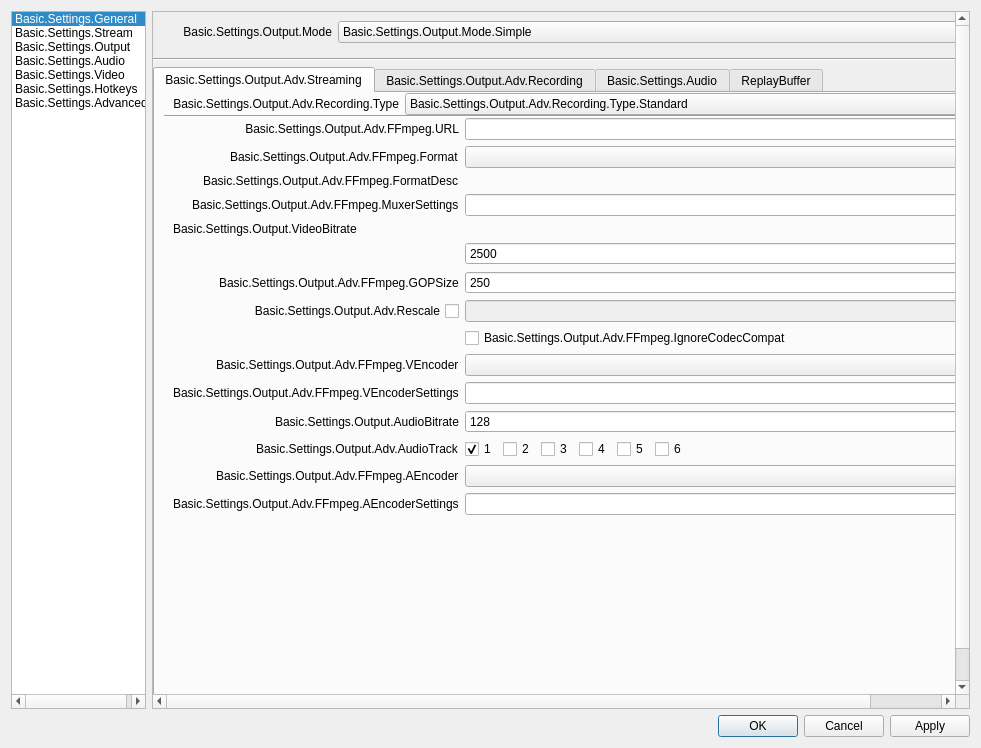
Above: UI/forms/OBSBasicSettings.ui from x-cast/obs-studio-sim before the change. Below: the same form after it.
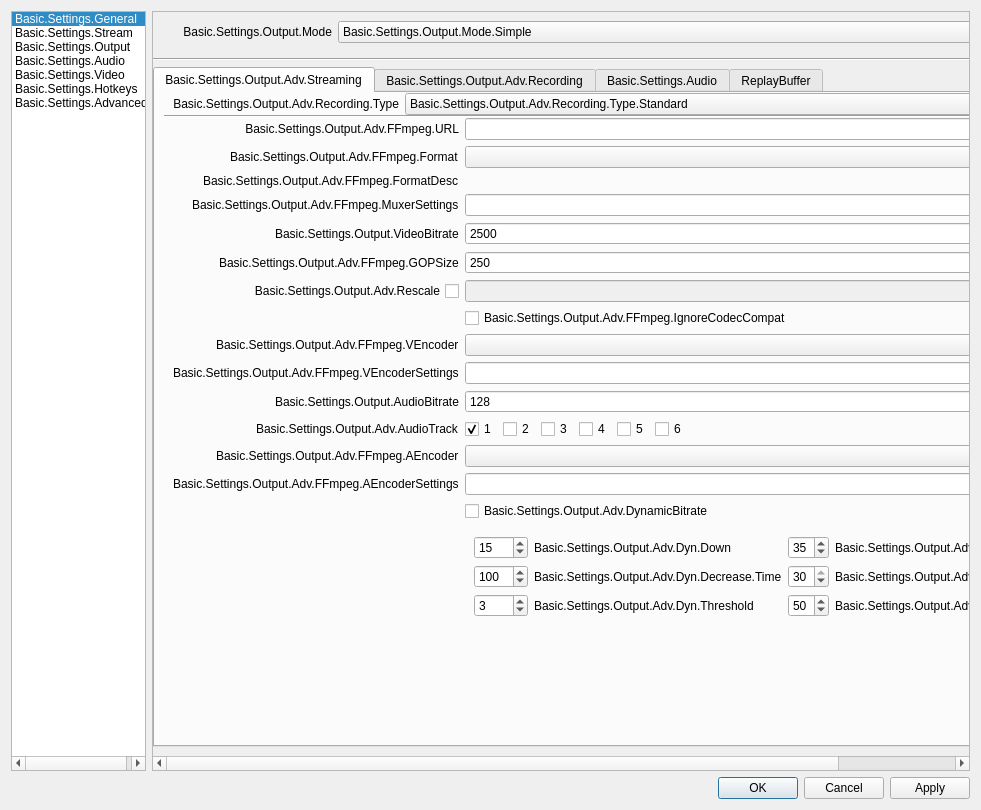
That is the form after the change. The open tabs and pages were chosen to show the change. Icons and pictures are not drawn.

Commit message: obs-ffmpeg: Enable dynamic bitrate for ffmpeg URL output

Diff of the .ui file:
```diff
--- a/UI/forms/OBSBasicSettings.ui
+++ b/UI/forms/OBSBasicSettings.ui
@@ -7,7 +7,7 @@
     <x>0</x>
     <y>0</y>
     <width>981</width>
-    <height>748</height>
+    <height>810</height>
    </rect>
   </property>
   <property name="sizePolicy">
@@ -2284,7 +2284,7 @@
                               </property>
                              </widget>
                             </item>
-                            <item row="5" column="1">
+                            <item row="4" column="1">
                              <widget class="QSpinBox" name="advOutStreamFFVBitrate">
                               <property name="minimum">
                                <number>0</number>
@@ -2297,7 +2297,7 @@
                               </property>
                              </widget>
                             </item>
-                            <item row="6" column="0">
+                            <item row="5" column="0">
                               <widget class="QLabel" name="label_S6">
                                <property name="text">
                                 <string>Basic.Settings.Output.Adv.FFmpeg.GOPSize</string>
@@ -2307,7 +2307,7 @@
                                </property>
                               </widget>
                             </item>
-                            <item row="6" column="1">
+                            <item row="5" column="1">
                              <widget class="QSpinBox" name="advOutStreamFFVGOPSize">
                               <property name="maximum">
                                <number>1000000000</number>
@@ -2317,7 +2317,7 @@
                               </property>
                              </widget>
                             </item>
-                            <item row="7" column="0">
+                            <item row="6" column="0">
                              <widget class="QCheckBox" name="advOutStreamFFUseRescale">
                               <property name="sizePolicy">
                                <sizepolicy hsizetype="Minimum" vsizetype="Expanding">
@@ -2333,7 +2333,7 @@
                               </property>
                              </widget>
                             </item>
-                            <item row="7" column="1">
+                            <item row="6" column="1">
                              <widget class="QComboBox" name="advOutStreamFFRescale">
                               <property name="enabled">
                                <bool>false</bool>
@@ -2343,14 +2343,14 @@
                               </property>
                              </widget>
                             </item>
-                            <item row="8" column="1">
+                            <item row="7" column="1">
                               <widget class="QCheckBox" name="advOutStreamFFIgnoreCompat">
                                <property name="text">
                                 <string>Basic.Settings.Output.Adv.FFmpeg.IgnoreCodecCompat</string>
                                </property>
                               </widget>
                             </item>
-                            <item row="9" column="0">
+                            <item row="8" column="0">
                              <widget class="QLabel" name="label_S7">
                               <property name="text">
                                <string>Basic.Settings.Output.Adv.FFmpeg.VEncoder</string>
@@ -2360,10 +2360,10 @@
                               </property>
                              </widget>
                             </item>
-                            <item row="9" column="1">
+                            <item row="8" column="1">
                              <widget class="QComboBox" name="advOutStreamFFVEncoder"/>
                             </item>
-                            <item row="10" column="0">
+                            <item row="9" column="0">
                              <widget class="QLabel" name="label_S8">
                               <property name="text">
                                <string>Basic.Settings.Output.Adv.FFmpeg.VEncoderSettings</string>
@@ -2373,10 +2373,10 @@
 			      </property>
 			     </widget>
 			    </item>
-                            <item row="10" column="1">
+                            <item row="9" column="1">
                              <widget class="QLineEdit" name="advOutStreamFFVCfg"/>
                             </item>
-                            <item row="11" column="0">
+                            <item row="10" column="0">
                              <widget class="QLabel" name="label_S9">
                               <property name="text">
                                <string>Basic.Settings.Output.AudioBitrate</string>
@@ -2386,7 +2386,7 @@
                               </property>
                              </widget>
                             </item>
-                            <item row="11" column="1">
+                            <item row="10" column="1">
                              <widget class="QSpinBox" name="advOutStreamFFABitrate">
                               <property name="minimum">
                                <number>32</number>
@@ -2402,14 +2402,14 @@
                               </property>
                              </widget>
                             </item>
-                            <item row="12" column="0">
+                            <item row="11" column="0">
                              <widget class="QLabel" name="label_S10">
                               <property name="text">
                                <string>Basic.Settings.Output.Adv.AudioTrack</string>
                               </property>
                              </widget>
                             </item>
-                            <item row="12" column="1">
+                            <item row="11" column="1">
                              <widget class="QWidget" name="widget_S1" native="true">
                               <property name="sizePolicy">
                                <sizepolicy hsizetype="Maximum" vsizetype="Preferred">
@@ -2478,7 +2478,7 @@
                               </layout>
                              </widget>
                             </item>
-                            <item row="13" column="0">
+                            <item row="12" column="0">
                              <widget class="QLabel" name="label_S11">
                               <property name="text">
                                <string>Basic.Settings.Output.Adv.FFmpeg.AEncoder</string>
@@ -2488,10 +2488,10 @@
                               </property>
                              </widget>
                             </item>
-                            <item row="13" column="1">
+                            <item row="12" column="1">
                              <widget class="QComboBox" name="advOutStreamFFAEncoder"/>
                             </item>
-                            <item row="14" column="0">
+                            <item row="13" column="0">
                              <widget class="QLabel" name="label_S12">
                               <property name="text">
                                <string>Basic.Settings.Output.Adv.FFmpeg.AEncoderSettings</string>
@@ -2501,9 +2501,181 @@
                               </property>
                              </widget>
                             </item>
-                            <item row="14" column="1">
+                            <item row="13" column="1">
                              <widget class="QLineEdit" name="advOutStreamFFACfg"/>
                             </item>
+                            <item row="14" column="1">
+                             <widget class="QCheckBox" name="advOutStreamFFDynamic">
+                              <property name="toolTip">
+                               <string>Basic.Settings.Output.Adv.DynamicBitrate.Tooltip</string>
+                              </property>
+                              <property name="text">
+                               <string>Basic.Settings.Output.Adv.DynamicBitrate</string>
+                              </property>
+                             </widget>
+                            </item>
+                            <item row="15" column="1">
+                             <widget class="QWidget" name="widget_StreamFFdyn" native="true">
+                              <property name="minimumSize">
+                               <size>
+                                <width>0</width>
+                                <height>0</height>
+                               </size>
+                              </property>
+                              <layout class="QGridLayout" name="gridLayoutFF">
+                               <item row="0" column="0">
+                                <widget class="QSpinBox" name="advOutStreamFFDynamicDown">
+                                 <property name="toolTip">
+                                  <string>Basic.Settings.Output.Adv.DynamicBitrate.Down.Tooltip</string>
+                                 </property>
+                                 <property name="maximum">
+                                  <number>50</number>
+                                 </property>
+                                 <property name="value">
+                                  <number>15</number>
+                                 </property>
+                                </widget>
+                               </item>
+                               <item row="0" column="1">
+                                <widget class="QLabel" name="label_S13">
+                                 <property name="text">
+                                  <string>Basic.Settings.Output.Adv.Dyn.Down</string>
+                                 </property>
+                                </widget>
+                               </item>
+                               <item row="0" column="2">
+                                <widget class="QSpinBox" name="advOutStreamFFDynamicUp">
+                                 <property name="enabled">
+                                  <bool>true</bool>
+                                 </property>
+                                 <property name="toolTip">
+                                  <string>Basic.Settings.Output.Adv.DynamicBitrate.Up.Tooltip</string>
+                                 </property>
+                                 <property name="layoutDirection">
+                                  <enum>Qt::LeftToRight</enum>
+                                 </property>
+                                 <property name="alignment">
+                                  <set>Qt::AlignLeading|Qt::AlignLeft|Qt::AlignVCenter</set>
+                                 </property>
+                                 <property name="maximum">
+                                  <number>50</number>
+                                 </property>
+                                 <property name="value">
+                                  <number>35</number>
+                                 </property>
+                                 <property name="displayIntegerBase">
+                                  <number>10</number>
+                                 </property>
+                                </widget>
+                               </item>
+                               <item row="0" column="3">
+                                <widget class="QLabel" name="label_S14">
+                                 <property name="text">
+                                  <string>Basic.Settings.Output.Adv.Dyn.Up</string>
+                                 </property>
+                                </widget>
+                               </item>
+                               <item row="1" column="0">
+                                <widget class="QSpinBox" name="advOutStreamFFDynamicDecreaseTime">
+                                 <property name="toolTip">
+                                  <string>Basic.Settings.Output.Adv.DynamicBitrate.DecreaseTime.Tooltip</string>
+                                 </property>
+                                 <property name="maximum">
+                                  <number>1000</number>
+                                 </property>
+                                 <property name="singleStep">
+                                  <number>5</number>
+                                 </property>
+                                 <property name="value">
+                                  <number>100</number>
+                                 </property>
+                                </widget>
+                               </item>
+                               <item row="1" column="1">
+                                <widget class="QLabel" name="label_S15">
+                                 <property name="text">
+                                  <string>Basic.Settings.Output.Adv.Dyn.Decrease.Time</string>
+                                 </property>
+                                </widget>
+                               </item>
+                               <item row="1" column="2">
+                                <widget class="QSpinBox" name="advOutStreamFFDynamicRecoveryTime">
+                                 <property name="toolTip">
+                                  <string>Basic.Settings.Output.Adv.DynamicBitrate.RecoveryTime.Tooltip</string>
+                                 </property>
+                                 <property name="maximum">
+                                  <number>30</number>
+                                 </property>
+                                 <property name="value">
+                                  <number>30</number>
+                                 </property>
+                                </widget>
+                               </item>
+                               <item row="1" column="3">
+                                <widget class="QLabel" name="label_S16">
+                                 <property name="text">
+                                  <string>Basic.Settings.Output.Adv.Dyn.Recovery.Time</string>
+                                 </property>
+                                </widget>
+                               </item>
+                               <item row="2" column="0">
+                                <widget class="QSpinBox" name="advOutStreamFFDynamicThreshold">
+                                 <property name="toolTip">
+                                  <string>Basic.Settings.Output.Adv.DynamicBitrate.Threshold.Tooltip</string>
+                                 </property>
+                                 <property name="maximum">
+                                  <number>25</number>
+                                 </property>
+                                 <property name="minimum">
+                                  <number>1</number>
+                                 </property>
+                                 <property name="value">
+                                  <number>3</number>
+                                 </property>
+                                 <property name="displayIntegerBase">
+                                  <number>10</number>
+                                 </property>
+                                </widget>
+                               </item>
+                               <item row="2" column="1">
+                                <widget class="QLabel" name="label_S17">
+                                 <property name="text">
+                                  <string>Basic.Settings.Output.Adv.Dyn.Threshold</string>
+                                 </property>
+                                </widget>
+                               </item>
+                               <item row="2" column="2">
+                                <widget class="QSpinBox" name="advOutStreamFFDynamicFloor">
+                                 <property name="toolTip">
+                                  <string>Basic.Settings.Output.Adv.DynamicBitrate.Floor.Tooltip</string>
+                                 </property>
+                                 <property name="value">
+                                  <number>50</number>
+                                 </property>
+                                </widget>
+                               </item>
+                               <item row="2" column="3">
+                                <widget class="QLabel" name="label_S18">
+                                 <property name="text">
+                                  <string>Basic.Settings.Output.Adv.Dyn.Floor</string>
+                                 </property>
+                                </widget>
+                               </item>
+                              </layout>
+                              <zorder>advOutStreamFFDynamicUp</zorder>
+                              <zorder>label_S13</zorder>
+                              <zorder>label_S14</zorder>
+                              <zorder>advOutStreamFFDynamicDown</zorder>
+                              <zorder>advOutStreamFFDynamicDecreaseTime</zorder>
+                              <zorder>advOutStreamFFDynamicRecoveryTime</zorder>
+                              <zorder>label_S15</zorder>
+                              <zorder>label_S16</zorder>
+                              <zorder>advOutStreamFFDynamicThreshold</zorder>
+                              <zorder>label_S17</zorder>
+                              <zorder>advOutStreamFFDynamicFloor</zorder>
+                              <zorder>label_S18</zorder>
+                             </widget>
+                            </item>
                            </layout>
                           </widget>
 			 </widget>			 
```
Left out of the diff: 265 changed lines with no effect on the pictures. The commit also changes 4 other files.
